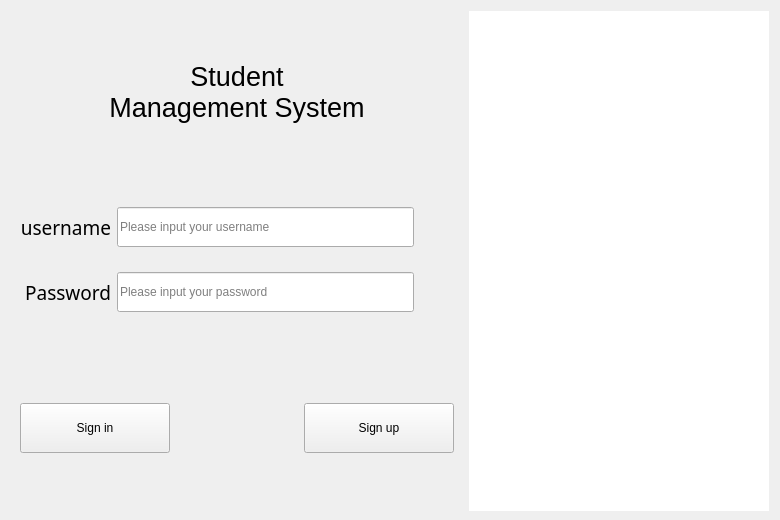
Before: the Qt Designer form student/page_login.ui in OY-YH/student-management-system, drawn with Qt 5.
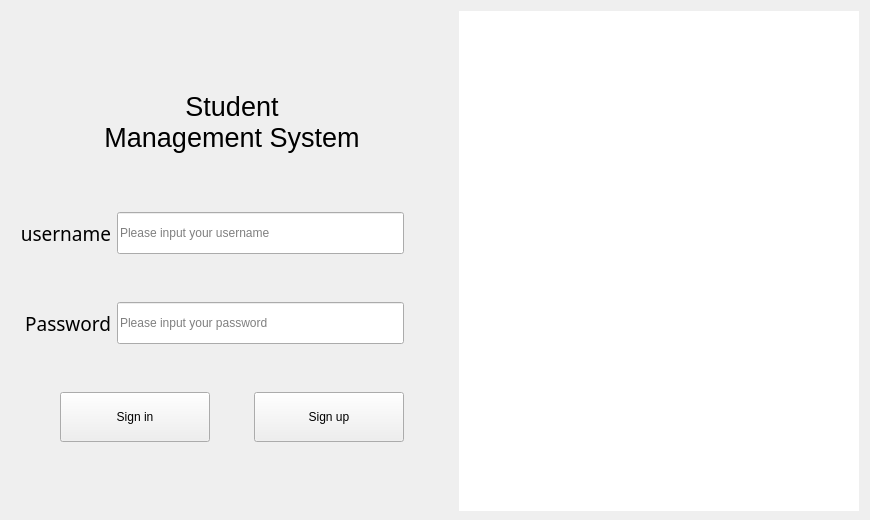
After: the same form once the commit is applied. Icons and pictures are not drawn.

```diff
--- a/student/page_login.ui
+++ b/student/page_login.ui
@@ -6,19 +6,19 @@
    <rect>
     <x>0</x>
     <y>0</y>
-    <width>780</width>
+    <width>870</width>
     <height>520</height>
    </rect>
   </property>
   <property name="minimumSize">
    <size>
-    <width>780</width>
+    <width>870</width>
     <height>520</height>
    </size>
   </property>
   <property name="maximumSize">
    <size>
-    <width>780</width>
+    <width>900</width>
     <height>520</height>
    </size>
   </property>
@@ -42,7 +42,226 @@
    <string notr="true"/>
   </property>
   <layout class="QGridLayout" name="gridLayout">
-   <item row="0" column="0">
+   <item row="3" column="0">
+    <widget class="QWidget" name="widget" native="true">
+     <property name="minimumSize">
+      <size>
+       <width>0</width>
+       <height>45</height>
+      </size>
+     </property>
+     <property name="maximumSize">
+      <size>
+       <width>16777215</width>
+       <height>140</height>
+      </size>
+     </property>
+     <layout class="QGridLayout" name="gridLayout_2">
+      <item row="0" column="0">
+       <spacer name="horizontalSpacer_4">
+        <property name="orientation">
+         <enum>Qt::Horizontal</enum>
+        </property>
+        <property name="sizeHint" stdset="0">
+         <size>
+          <width>40</width>
+          <height>20</height>
+         </size>
+        </property>
+       </spacer>
+      </item>
+      <item row="0" column="2">
+       <spacer name="horizontalSpacer_2">
+        <property name="orientation">
+         <enum>Qt::Horizontal</enum>
+        </property>
+        <property name="sizeHint" stdset="0">
+         <size>
+          <width>35</width>
+          <height>20</height>
+         </size>
+        </property>
+       </spacer>
+      </item>
+      <item row="0" column="1">
+       <widget class="QPushButton" name="bin_login">
+        <property name="minimumSize">
+         <size>
+          <width>150</width>
+          <height>50</height>
+         </size>
+        </property>
+        <property name="styleSheet">
+         <string notr="true"/>
+        </property>
+        <property name="text">
+         <string>Sign in</string>
+        </property>
+       </widget>
+      </item>
+      <item row="0" column="3">
+       <widget class="QPushButton" name="btn_register">
+        <property name="minimumSize">
+         <size>
+          <width>150</width>
+          <height>50</height>
+         </size>
+        </property>
+        <property name="styleSheet">
+         <string notr="true"/>
+        </property>
+        <property name="text">
+         <string>Sign up</string>
+        </property>
+       </widget>
+      </item>
+      <item row="0" column="4">
+       <spacer name="horizontalSpacer_3">
+        <property name="orientation">
+         <enum>Qt::Horizontal</enum>
+        </property>
+        <property name="sizeHint" stdset="0">
+         <size>
+          <width>40</width>
+          <height>20</height>
+         </size>
+        </property>
+       </spacer>
+      </item>
+      <item row="1" column="2">
+       <spacer name="verticalSpacer">
+        <property name="orientation">
+         <enum>Qt::Vertical</enum>
+        </property>
+        <property name="sizeType">
+         <enum>QSizePolicy::Maximum</enum>
+        </property>
+        <property name="sizeHint" stdset="0">
+         <size>
+          <width>20</width>
+          <height>35</height>
+         </size>
+        </property>
+       </spacer>
+      </item>
+     </layout>
+    </widget>
+   </item>
+   <item row="2" column="0">
+    <widget class="QWidget" name="widget_2" native="true">
+     <property name="minimumSize">
+      <size>
+       <width>0</width>
+       <height>100</height>
+      </size>
+     </property>
+     <property name="maximumSize">
+      <size>
+       <width>16777215</width>
+       <height>150</height>
+      </size>
+     </property>
+     <layout class="QGridLayout" name="gridLayout_3">
+      <item row="0" column="2">
+       <spacer name="horizontalSpacer">
+        <property name="orientation">
+         <enum>Qt::Horizontal</enum>
+        </property>
+        <property name="sizeType">
+         <enum>QSizePolicy::Minimum</enum>
+        </property>
+        <property name="sizeHint" stdset="0">
+         <size>
+          <width>40</width>
+          <height>20</height>
+         </size>
+        </property>
+       </spacer>
+      </item>
+      <item row="0" column="1">
+       <widget class="QLineEdit" name="le_username">
+        <property name="minimumSize">
+         <size>
+          <width>0</width>
+          <height>42</height>
+         </size>
+        </property>
+        <property name="maxLength">
+         <number>8</number>
+        </property>
+        <property name="placeholderText">
+         <string>Please input your username</string>
+        </property>
+       </widget>
+      </item>
+      <item row="3" column="0">
+       <widget class="QLabel" name="lb2">
+        <property name="font">
+         <font>
+          <family>Noto Rashi Hebrew Light</family>
+          <pointsize>14</pointsize>
+         </font>
+        </property>
+        <property name="text">
+         <string>Password</string>
+        </property>
+        <property name="alignment">
+         <set>Qt::AlignRight|Qt::AlignTrailing|Qt::AlignVCenter</set>
+        </property>
+       </widget>
+      </item>
+      <item row="0" column="0">
+       <widget class="QLabel" name="lb1">
+        <property name="font">
+         <font>
+          <family>Noto Rashi Hebrew Light</family>
+          <pointsize>14</pointsize>
+         </font>
+        </property>
+        <property name="text">
+         <string>username</string>
+        </property>
+        <property name="alignment">
+         <set>Qt::AlignRight|Qt::AlignTrailing|Qt::AlignVCenter</set>
+        </property>
+       </widget>
+      </item>
+      <item row="3" column="1">
+       <widget class="QLineEdit" name="le_password">
+        <property name="minimumSize">
+         <size>
+          <width>0</width>
+          <height>42</height>
+         </size>
+        </property>
+        <property name="maxLength">
+         <number>8</number>
+        </property>
+        <property name="echoMode">
+         <enum>QLineEdit::Password</enum>
+        </property>
+        <property name="placeholderText">
+         <string>Please input your password</string>
+        </property>
+       </widget>
+      </item>
+      <item row="1" column="1">
+       <spacer name="verticalSpacer_2">
+        <property name="orientation">
+         <enum>Qt::Vertical</enum>
+        </property>
+        <property name="sizeHint" stdset="0">
+         <size>
+          <width>20</width>
+          <height>30</height>
+         </size>
+        </property>
+       </spacer>
+      </item>
+     </layout>
+    </widget>
+   </item>
+   <item row="1" column="0">
     <widget class="QLabel" name="lb_title">
      <property name="minimumSize">
       <size>
@@ -50,11 +269,20 @@
        <height>50</height>
       </size>
      </property>
+     <property name="maximumSize">
+      <size>
+       <width>16777215</width>
+       <height>140</height>
+      </size>
+     </property>
      <property name="font">
       <font>
        <pointsize>20</pointsize>
       </font>
      </property>
+     <property name="styleSheet">
+      <string notr="true"/>
+     </property>
      <property name="text">
       <string>Student 
 Management System</string>
@@ -64,11 +292,27 @@
      </property>
     </widget>
    </item>
-   <item row="0" column="1" rowspan="3">
+   <item row="0" column="0">
+    <spacer name="verticalSpacer_3">
+     <property name="orientation">
+      <enum>Qt::Vertical</enum>
+     </property>
+     <property name="sizeType">
+      <enum>QSizePolicy::Maximum</enum>
+     </property>
+     <property name="sizeHint" stdset="0">
+      <size>
+       <width>20</width>
+       <height>20</height>
+      </size>
+     </property>
+    </spacer>
+   </item>
+   <item row="0" column="1" rowspan="4">
     <widget class="QLabel" name="lb_image">
      <property name="minimumSize">
       <size>
-       <width>300</width>
+       <width>400</width>
        <height>500</height>
       </size>
      </property>
@@ -86,158 +330,6 @@
      </property>
     </widget>
    </item>
-   <item row="1" column="0">
-    <widget class="QWidget" name="widget_2" native="true">
-     <property name="minimumSize">
-      <size>
-       <width>0</width>
-       <height>100</height>
-      </size>
-     </property>
-     <layout class="QGridLayout" name="gridLayout_3">
-      <item row="0" column="1">
-       <widget class="QLineEdit" name="le_username">
-        <property name="minimumSize">
-         <size>
-          <width>0</width>
-          <height>40</height>
-         </size>
-        </property>
-        <property name="maxLength">
-         <number>8</number>
-        </property>
-        <property name="placeholderText">
-         <string>Please input your username</string>
-        </property>
-       </widget>
-      </item>
-      <item row="2" column="1">
-       <widget class="QLineEdit" name="le_password">
-        <property name="minimumSize">
-         <size>
-          <width>0</width>
-          <height>40</height>
-         </size>
-        </property>
-        <property name="maxLength">
-         <number>8</number>
-        </property>
-        <property name="echoMode">
-         <enum>QLineEdit::Password</enum>
-        </property>
-        <property name="placeholderText">
-         <string>Please input your password</string>
-        </property>
-       </widget>
-      </item>
-      <item row="0" column="2">
-       <spacer name="horizontalSpacer">
-        <property name="orientation">
-         <enum>Qt::Horizontal</enum>
-        </property>
-        <property name="sizeType">
-         <enum>QSizePolicy::Minimum</enum>
-        </property>
-        <property name="sizeHint" stdset="0">
-         <size>
-          <width>40</width>
-          <height>20</height>
-         </size>
-        </property>
-       </spacer>
-      </item>
-      <item row="0" column="0">
-       <widget class="QLabel" name="lb1">
-        <property name="font">
-         <font>
-          <family>Noto Rashi Hebrew Light</family>
-          <pointsize>14</pointsize>
-         </font>
-        </property>
-        <property name="text">
-         <string>username</string>
-        </property>
-        <property name="alignment">
-         <set>Qt::AlignRight|Qt::AlignTrailing|Qt::AlignVCenter</set>
-        </property>
-       </widget>
-      </item>
-      <item row="2" column="0">
-       <widget class="QLabel" name="lb2">
-        <property name="font">
-         <font>
-          <family>Noto Rashi Hebrew Light</family>
-          <pointsize>14</pointsize>
-         </font>
-        </property>
-        <property name="text">
-         <string>Password</string>
-        </property>
-        <property name="alignment">
-         <set>Qt::AlignRight|Qt::AlignTrailing|Qt::AlignVCenter</set>
-        </property>
-       </widget>
-      </item>
-     </layout>
-    </widget>
-   </item>
-   <item row="2" column="0">
-    <widget class="QWidget" name="widget" native="true">
-     <property name="minimumSize">
-      <size>
-       <width>0</width>
-       <height>45</height>
-      </size>
-     </property>
-     <layout class="QGridLayout" name="gridLayout_2">
-      <item row="0" column="0">
-       <widget class="QPushButton" name="bin_login">
-        <property name="minimumSize">
-         <size>
-          <width>150</width>
-          <height>50</height>
-         </size>
-        </property>
-        <property name="styleSheet">
-         <string notr="true"/>
-        </property>
-        <property name="text">
-         <string>Sign in</string>
-        </property>
-       </widget>
-      </item>
-      <item row="0" column="2">
-       <widget class="QPushButton" name="btn_register">
-        <property name="minimumSize">
-         <size>
-          <width>150</width>
-          <height>50</height>
-         </size>
-        </property>
-        <property name="styleSheet">
-         <string notr="true"/>
-        </property>
-        <property name="text">
-         <string>Sign up</string>
-        </property>
-       </widget>
-      </item>
-      <item row="0" column="1">
-       <spacer name="horizontalSpacer_2">
-        <property name="orientation">
-         <enum>Qt::Horizontal</enum>
-        </property>
-        <property name="sizeHint" stdset="0">
-         <size>
-          <width>40</width>
-          <height>20</height>
-         </size>
-        </property>
-       </spacer>
-      </item>
-     </layout>
-    </widget>
-   </item>
   </layout>
  </widget>
  <tabstops>
```
